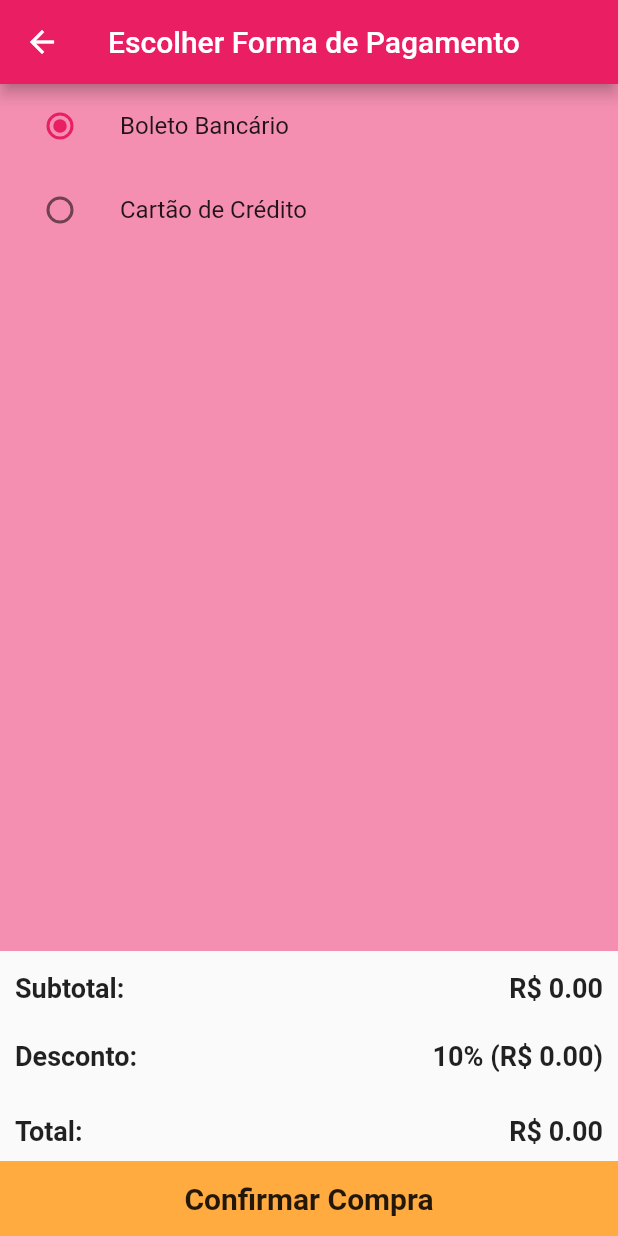
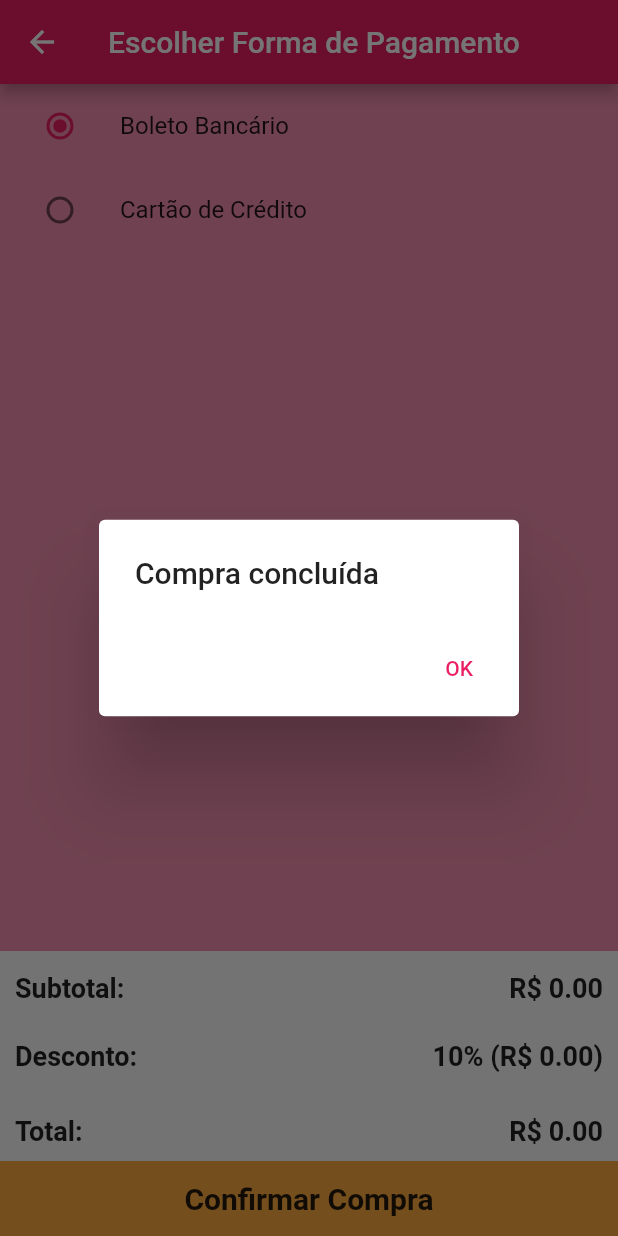
Before and after one commit to 538Michael/APS-2020.1, a Flutter app: the EscolherPagamentoPage screen opened directly, after a tap on "Confirmar Compra", on a phone screen of 412 x 824 dp. Run offline on Flutter 3.47's test engine with Material 2 defaults, Android fonts, the phone set to English and light mode, and no system bars; our stand-ins replace cloud_firestore, dropdown_search, firebase_auth, firebase_core, firebase_storage, multi_select_flutter; missing offline and left inert: image_selector_formfield; accounts and stored records are empty.

Commit message:
Mensagens de confirmação ao concluir compra

```diff
--- a/livraria_uece/lib/pages/escolherPagamentoPage.dart
+++ b/livraria_uece/lib/pages/escolherPagamentoPage.dart
@@ -164,9 +164,16 @@ class _EscolherPagamentoState extends State<EscolherPagamentoPage> {
                         'payment_method': _pagamento.index,
                         'status': 0
                       })
-                      .then((value) => print("Order Added"))
-                      .catchError(
-                          (error) => print("Failed to order user: $error"));
+                      .then((value) {
+                        print("Order Added");
+                        carrinho.carrinhoClear();
+                        _AlertDialog(context, "Compra concluída");
+                      })
+                      .catchError((error) {
+                        print("Failed to order user: $error");
+                        _AlertDialog(context, "Ocorreu um erro ao efetuar a compra");
+                      });
+
                 },
               ),
             ),
@@ -177,4 +184,26 @@ class _EscolherPagamentoState extends State<EscolherPagamentoPage> {
   }
 }
 
+ _AlertDialog(BuildContext context, String message) {
+   return showDialog<void>(
+     context: context,
+     barrierDismissible: false, // user must tap button!
+     builder: (BuildContext context) {
+       return AlertDialog(
+         title: Text(message),
+         actions: <Widget>[
+           TextButton(
+             child: Text("OK"),
+             onPressed: () {
+               var nav = Navigator.of(context);
+               nav.pop();
+               nav.pop();
+             },
+           ),
+         ],
+       );
+     },
+   );
+ }
+
 enum Pagamento { boleto, cartao }
```
